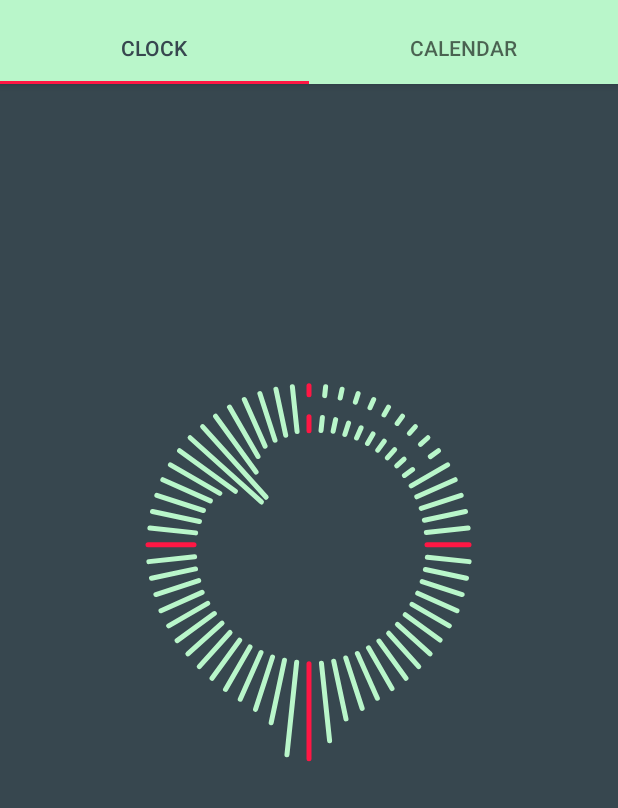
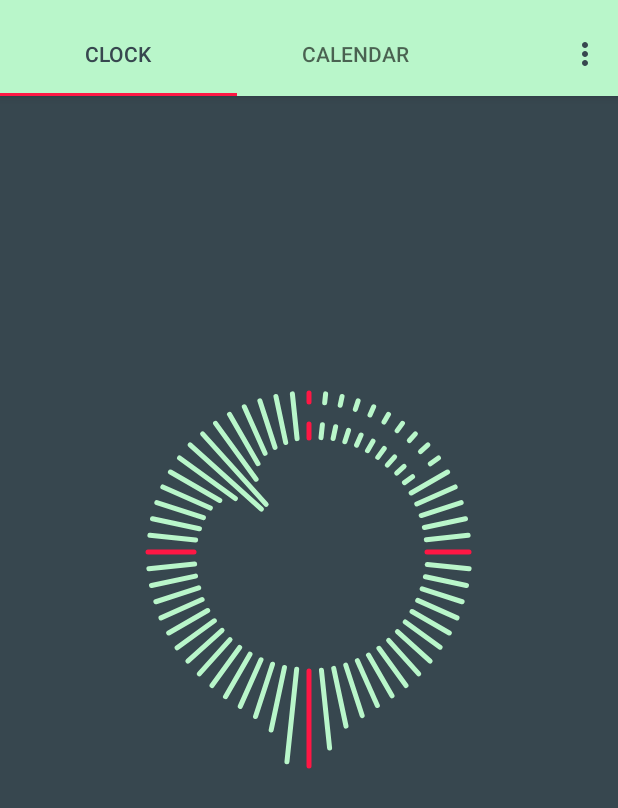
Before and after one commit to bayan1987/circular, an Android app: the screen it shows after launch (TabbedMainActivity), on a phone screen of 412 x 824 dp. Shown: the top 808 px of the screen. Run offline under Robolectric (Android 15) with nearby library versions, the phone set to English and light mode, and no system bars.

Commit message:
add Toolbar next to TabLayout to show OptionsMenu Icon

```diff
--- a/app/src/main/java/steep/circular/TabbedMainActivity.java
+++ b/app/src/main/java/steep/circular/TabbedMainActivity.java
@@ -9,10 +9,12 @@ import android.support.v4.app.FragmentManager;
 import android.support.v4.app.FragmentPagerAdapter;
 import android.support.v4.view.ViewPager;
 import android.support.v7.app.AppCompatActivity;
+import android.support.v7.widget.Toolbar;
 import android.util.Log;
 import android.view.Menu;
 import android.view.MenuItem;
 import android.view.WindowManager;
+import android.widget.Toast;
 
 import steep.circular.fragments.CalendarFragment;
 import steep.circular.fragments.ClockFragment;
@@ -45,6 +47,13 @@ public class TabbedMainActivity extends AppCompatActivity {
 
         setContentView(R.layout.activity_tabbed_main);
 
+        Toolbar toolbar = (Toolbar) findViewById(R.id.toolbar);
+
+        setSupportActionBar(toolbar);
+
+        getSupportActionBar().setDisplayShowTitleEnabled(false);
+        getSupportActionBar().setDisplayShowHomeEnabled(false);
+
         // Create the adapter that will return a fragment for each of the three
         // primary sections of the activity.
         mSectionsPagerAdapter = new SectionsPagerAdapter(getSupportFragmentManager());
@@ -56,6 +65,8 @@ public class TabbedMainActivity extends AppCompatActivity {
 
         TabLayout tabLayout = (TabLayout) findViewById(R.id.tabs);
         tabLayout.setupWithViewPager(mViewPager);
+
+
     }
 
 
@@ -75,6 +86,7 @@ public class TabbedMainActivity extends AppCompatActivity {
 
         //noinspection SimplifiableIfStatement
         if (id == R.id.action_settings) {
+            Toast.makeText(this, "SETTINGS", Toast.LENGTH_SHORT).show();
             return true;
         }
 
--- a/app/src/main/res/layout/activity_tabbed_main.xml
+++ b/app/src/main/res/layout/activity_tabbed_main.xml
@@ -13,12 +13,28 @@
         android:layout_width="match_parent"
         android:layout_height="wrap_content"
         android:paddingTop="@dimen/appbar_padding_top"
-        >
+        android:weightSum="1">
 
-        <android.support.design.widget.TabLayout
-            android:id="@+id/tabs"
+        <LinearLayout
+            android:orientation="horizontal"
             android:layout_width="match_parent"
-            android:layout_height="wrap_content" />
+            android:layout_height="match_parent">
+
+            <android.support.design.widget.TabLayout
+                android:id="@+id/tabs"
+                android:layout_width="316dp"
+                android:layout_height="match_parent" />
+
+            <android.support.v7.widget.Toolbar
+                android:layout_width="match_parent"
+                android:layout_height="match_parent"
+                android:background="?attr/colorPrimary"
+                android:theme="?attr/actionBarTheme"
+                android:minHeight="?attr/actionBarSize"
+
+                android:id="@+id/toolbar" />
+
+        </LinearLayout>
 
     </android.support.design.widget.AppBarLayout>
 
--- a/app/src/main/res/menu/menu_tabbed_main.xml
+++ b/app/src/main/res/menu/menu_tabbed_main.xml
@@ -4,6 +4,7 @@
     tools:context="steep.circular.TabbedMainActivity">
     <item
         android:id="@+id/action_settings"
+
         android:orderInCategory="100"
         android:title="@string/action_settings"
         app:showAsAction="never" />
--- a/app/src/main/res/values-v21/styles.xml
+++ b/app/src/main/res/values-v21/styles.xml
@@ -14,5 +14,6 @@
         <item name="windowNoTitle">true</item>
         <item name="android:windowDrawsSystemBarBackgrounds">true</item>
         <item name="android:statusBarColor">@color/colorPrimaryDark</item>
+        <item name="android:actionMenuTextColor">@color/colorPrimary</item>
     </style>
 </resources>
--- a/app/src/main/res/values/styles.xml
+++ b/app/src/main/res/values/styles.xml
@@ -12,6 +12,7 @@
         <item name="android:textColorPrimary">@color/colorBackground</item>
         <item name="android:textColorPrimaryInverse">@color/colorBackground</item>
         <item name="android:textColorSecondaryInverse">@color/colorBackground</item>
+        <item name="android:actionMenuTextColor">@color/colorPrimary</item>
     </style>
 
 
```
